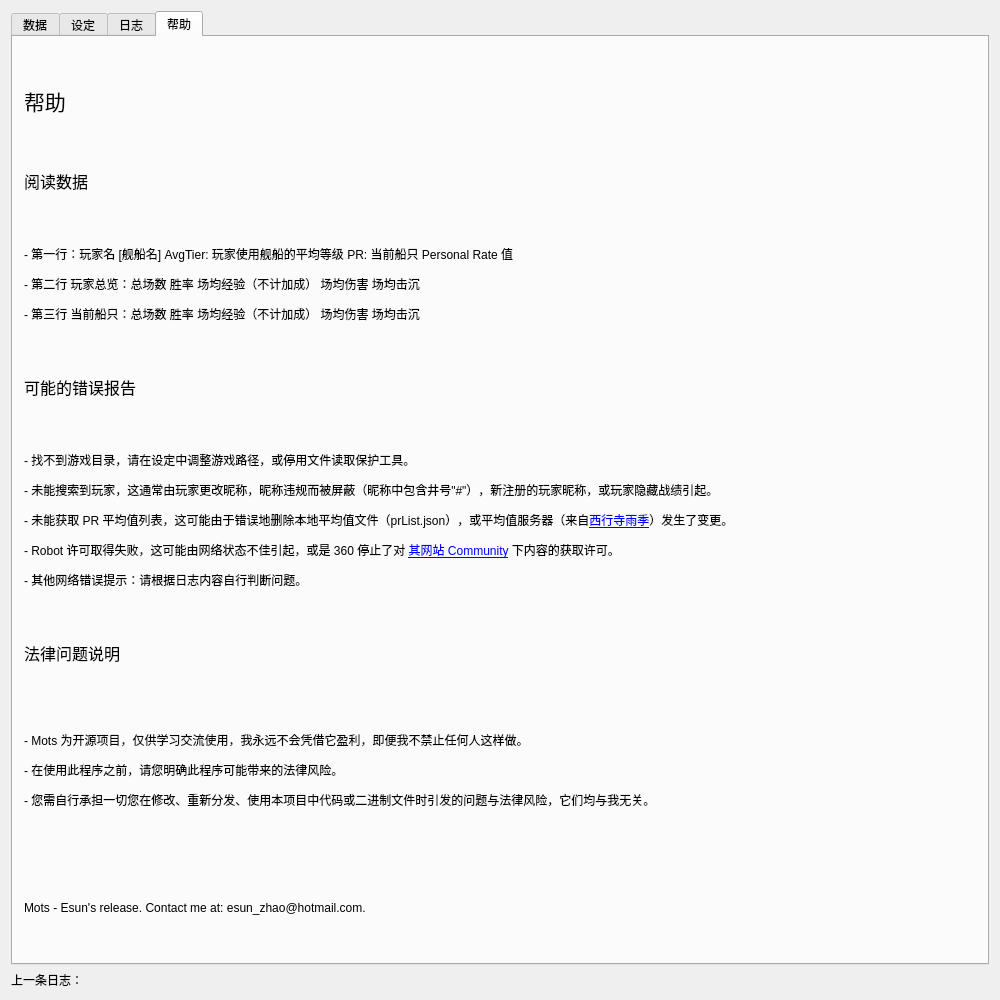
Above: mots/mots.ui from esun-z/Mots before the change. Below: the same form after it.
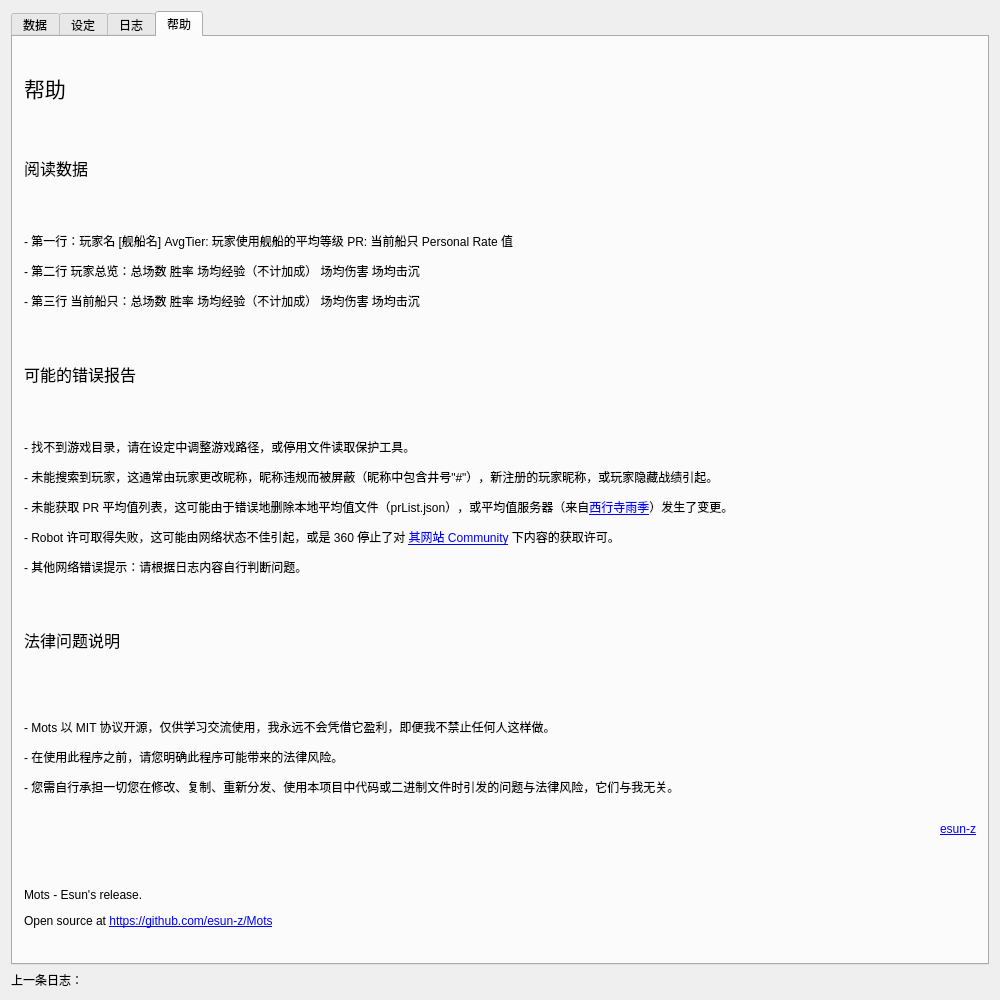
That is the form after the change. The open tabs and pages were chosen to show the change. Icons and pictures are not drawn.

```diff
--- a/mots/mots.ui
+++ b/mots/mots.ui
@@ -239,7 +239,7 @@
        <item>
         <widget class="QLabel" name="labelHelp1">
          <property name="text">
-          <string>&lt;html&gt;&lt;head/&gt;&lt;body&gt;&lt;p&gt;&lt;span style=&quot; font-size:16pt;&quot;&gt;帮助&lt;/span&gt;&lt;/p&gt;&lt;p&gt;&lt;br/&gt;&lt;/p&gt;&lt;p&gt;&lt;span style=&quot; font-size:12pt;&quot;&gt;阅读数据&lt;/span&gt;&lt;/p&gt;&lt;p&gt;&lt;br/&gt;&lt;/p&gt;&lt;p&gt;- 第一行：玩家名 [舰船名] AvgTier: 玩家使用舰船的平均等级 PR: 当前船只 Personal Rate 值&lt;/p&gt;&lt;p&gt;- 第二行 玩家总览：总场数 胜率 场均经验（不计加成） 场均伤害 场均击沉&lt;/p&gt;&lt;p&gt;- 第三行 当前船只：总场数 胜率 场均经验（不计加成） 场均伤害 场均击沉&lt;/p&gt;&lt;p&gt;&lt;br/&gt;&lt;/p&gt;&lt;p&gt;&lt;span style=&quot; font-size:12pt;&quot;&gt;可能的错误报告&lt;/span&gt;&lt;/p&gt;&lt;p&gt;&lt;br/&gt;&lt;/p&gt;&lt;p&gt;- 找不到游戏目录，请在设定中调整游戏路径，或停用文件读取保护工具。&lt;/p&gt;&lt;p&gt;- 未能搜索到玩家，这通常由玩家更改昵称，昵称违规而被屏蔽（昵称中包含井号&amp;quot;#&amp;quot;），新注册的玩家昵称，或玩家隐藏战绩引起。&lt;/p&gt;&lt;p&gt;- 未能获取 PR 平均值列表，这可能由于错误地删除本地平均值文件（prList.json），或平均值服务器（来自&lt;a href=&quot;https://shinoaki.com/&quot;&gt;&lt;span style=&quot; text-decoration: underline; color:#0000ff;&quot;&gt;西行寺雨季&lt;/span&gt;&lt;/a&gt;）发生了变更。&lt;/p&gt;&lt;p&gt;- Robot 许可取得失败，这可能由网络状态不佳引起，或是 360 停止了对 &lt;a href=&quot;https://wowsgame.cn/community/&quot;&gt;&lt;span style=&quot; text-decoration: underline; color:#0000ff;&quot;&gt;其网站 Community&lt;/span&gt;&lt;/a&gt; 下内容的获取许可。&lt;/p&gt;&lt;p&gt;- 其他网络错误提示：请根据日志内容自行判断问题。&lt;/p&gt;&lt;p&gt;&lt;br/&gt;&lt;/p&gt;&lt;p&gt;&lt;span style=&quot; font-size:12pt;&quot;&gt;法律问题说明&lt;/span&gt;&lt;/p&gt;&lt;p&gt;&lt;br/&gt;&lt;/p&gt;&lt;p&gt;&lt;br/&gt;- Mots 为开源项目，仅供学习交流使用，我永远不会凭借它盈利，即便我不禁止任何人这样做。&lt;/p&gt;&lt;p&gt;- 在使用此程序之前，请您明确此程序可能带来的法律风险。&lt;/p&gt;&lt;p&gt;- 您需自行承担一切您在修改、重新分发、使用本项目中代码或二进制文件时引发的问题与法律风险，它们均与我无关。&lt;/p&gt;&lt;p&gt;&lt;br/&gt;&lt;/p&gt;&lt;p&gt;&lt;br/&gt;&lt;/p&gt;&lt;p&gt;Mots - Esun's release. Contact me at: esun_zhao@hotmail.com.&lt;/p&gt;&lt;/body&gt;&lt;/html&gt;</string>
+          <string>&lt;html&gt;&lt;head/&gt;&lt;body&gt;&lt;p&gt;&lt;span style=&quot; font-size:16pt;&quot;&gt;帮助&lt;/span&gt;&lt;/p&gt;&lt;p&gt;&lt;br/&gt;&lt;/p&gt;&lt;p&gt;&lt;span style=&quot; font-size:12pt;&quot;&gt;阅读数据&lt;/span&gt;&lt;/p&gt;&lt;p&gt;&lt;br/&gt;&lt;/p&gt;&lt;p&gt;- 第一行：玩家名 [舰船名] AvgTier: 玩家使用舰船的平均等级 PR: 当前船只 Personal Rate 值&lt;/p&gt;&lt;p&gt;- 第二行 玩家总览：总场数 胜率 场均经验（不计加成） 场均伤害 场均击沉&lt;/p&gt;&lt;p&gt;- 第三行 当前船只：总场数 胜率 场均经验（不计加成） 场均伤害 场均击沉&lt;/p&gt;&lt;p&gt;&lt;br/&gt;&lt;/p&gt;&lt;p&gt;&lt;span style=&quot; font-size:12pt;&quot;&gt;可能的错误报告&lt;/span&gt;&lt;/p&gt;&lt;p&gt;&lt;br/&gt;&lt;/p&gt;&lt;p&gt;- 找不到游戏目录，请在设定中调整游戏路径，或停用文件读取保护工具。&lt;/p&gt;&lt;p&gt;- 未能搜索到玩家，这通常由玩家更改昵称，昵称违规而被屏蔽（昵称中包含井号&amp;quot;#&amp;quot;），新注册的玩家昵称，或玩家隐藏战绩引起。&lt;/p&gt;&lt;p&gt;- 未能获取 PR 平均值列表，这可能由于错误地删除本地平均值文件（prList.json），或平均值服务器（来自&lt;a href=&quot;https://shinoaki.com/&quot;&gt;&lt;span style=&quot; text-decoration: underline; color:#0000ff;&quot;&gt;西行寺雨季&lt;/span&gt;&lt;/a&gt;）发生了变更。&lt;/p&gt;&lt;p&gt;- Robot 许可取得失败，这可能由网络状态不佳引起，或是 360 停止了对 &lt;a href=&quot;https://wowsgame.cn/community/&quot;&gt;&lt;span style=&quot; text-decoration: underline; color:#0000ff;&quot;&gt;其网站 Community&lt;/span&gt;&lt;/a&gt; 下内容的获取许可。&lt;/p&gt;&lt;p&gt;- 其他网络错误提示：请根据日志内容自行判断问题。&lt;/p&gt;&lt;p&gt;&lt;br/&gt;&lt;/p&gt;&lt;p&gt;&lt;span style=&quot; font-size:12pt;&quot;&gt;法律问题说明&lt;/span&gt;&lt;/p&gt;&lt;p&gt;&lt;br/&gt;&lt;/p&gt;&lt;p&gt;&lt;br/&gt;- Mots 以 MIT 协议开源，仅供学习交流使用，我永远不会凭借它盈利，即便我不禁止任何人这样做。&lt;/p&gt;&lt;p&gt;- 在使用此程序之前，请您明确此程序可能带来的法律风险。&lt;/p&gt;&lt;p&gt;- 您需自行承担一切您在修改、复制、重新分发、使用本项目中代码或二进制文件时引发的问题与法律风险，它们与我无关。&lt;/p&gt;&lt;p align=&quot;right&quot;&gt;&lt;br/&gt;&lt;a href=&quot;https://github.com/esun-z&quot;&gt;&lt;span style=&quot; text-decoration: underline; color:#0000ff;&quot;&gt;esun-z&lt;/span&gt;&lt;/a&gt;&lt;/p&gt;&lt;p&gt;&lt;br/&gt;&lt;/p&gt;&lt;p&gt;Mots - Esun's release.&lt;/p&gt;&lt;p&gt;Open source at &lt;a href=&quot;https://github.com/esun-z/Mots&quot;&gt;&lt;span style=&quot; text-decoration: underline; color:#0000ff;&quot;&gt;https://github.com/esun-z/Mots&lt;/span&gt;&lt;/a&gt;&lt;/p&gt;&lt;/body&gt;&lt;/html&gt;</string>
          </property>
         </widget>
        </item>
```
